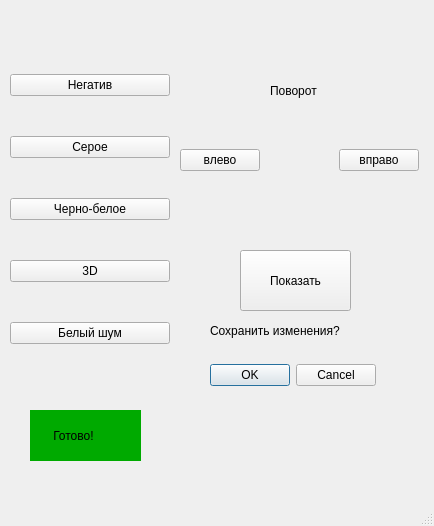
Old version of the form photomagicapp.ui in the repository MartsinovichDanya/QtProject.
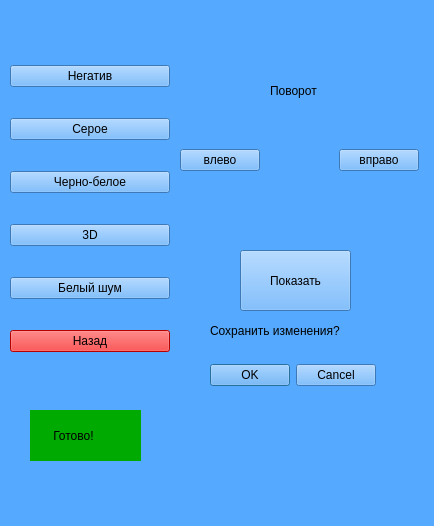
New version of the form.

Commit message: Nearly done!!! Back option, black-white, 3D, gray, negativ and noise Interface improvements

Diff of the .ui file:
```diff
--- a/photomagicapp.ui
+++ b/photomagicapp.ui
@@ -11,7 +11,10 @@
    </rect>
   </property>
   <property name="windowTitle">
-   <string>MainWindow</string>
+   <string>Magic Photo App</string>
+  </property>
+  <property name="styleSheet">
+   <string notr="true">background-color: rgb(85, 170, 255);</string>
   </property>
   <widget class="QWidget" name="centralwidget">
    <widget class="QWidget" name="verticalLayoutWidget">
@@ -59,6 +62,16 @@
        </property>
       </widget>
      </item>
+     <item>
+      <widget class="QPushButton" name="BackButton">
+       <property name="styleSheet">
+        <string notr="true">background-color: rgb(255, 0, 0);</string>
+       </property>
+       <property name="text">
+        <string>Назад</string>
+       </property>
+      </widget>
+     </item>
     </layout>
    </widget>
    <widget class="QDialogButtonBox" name="SaveChangesDialog">
```
The commit also changes 6 other files.
